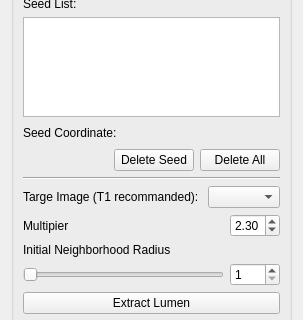
Old version of the form codes/InteractorStyles/QInteractorStyleLumenSeedsPlacer.ui in the repository wuzhuobin/PlaqueQuant; both pictures show x 0 to 303 and y 141 to 461 of the 303 by 671 pixel window.
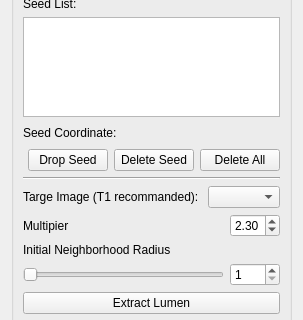
New version of the form.

Commit message: LumenExtraction has been added to QInteractorStyleLumenSeedsPlacer

Patch:
```diff
--- a/codes/InteractorStyles/QInteractorStyleLumenSeedsPlacer.ui
+++ b/codes/InteractorStyles/QInteractorStyleLumenSeedsPlacer.ui
@@ -166,6 +166,13 @@
           </property>
          </spacer>
         </item>
+        <item>
+         <widget class="QPushButton" name="dropSeedPushButton">
+          <property name="text">
+           <string>Drop Seed</string>
+          </property>
+         </widget>
+        </item>
         <item>
          <widget class="QPushButton" name="pushBtnDeleteSeed">
           <property name="sizePolicy">
```
Left out of the diff: 35 changed lines with no effect on the pictures. The commit also changes 10 other files.
